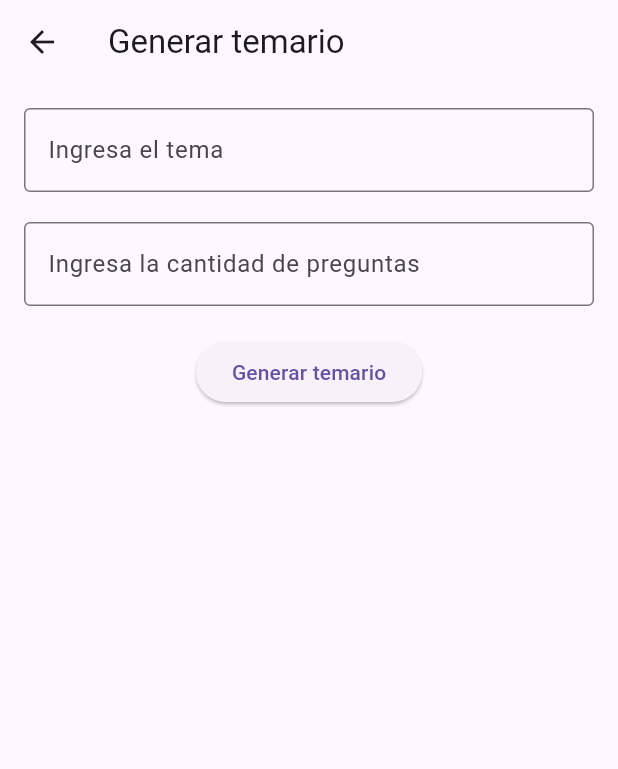
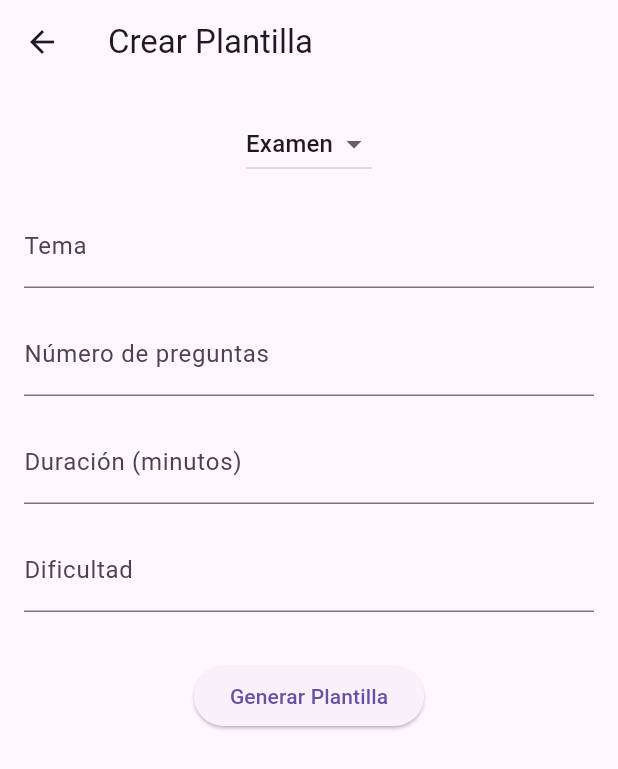
Before and after one commit to morganbyte/ia-docente-app, a Flutter app: the PlantillaScreen screen opened directly, after a tap on "Temarios", on a phone screen of 412 x 824 dp. Shown: the top 769 px of the screen. Run offline on Flutter 3.47's test engine with Material 3 defaults, Android fonts, the light colour scheme and no system bars; our stand-ins replace cloud_firestore, firebase_auth, firebase_core, google_sign_in; accounts and stored records are empty.

Commit message:
plantillas

```diff
--- a/flutter_application_1/lib/ui/screens/plantilla_form_screen.dart
+++ b/flutter_application_1/lib/ui/screens/plantilla_form_screen.dart
@@ -1,107 +1,174 @@
-import 'dart:convert';
+import 'package:flutter/material.dart';
+import '../../data/services/ia_service.dart'; // Asegúrate de que la ruta sea correcta
 
-import 'package:flutter/material.dart';
-import 'package:http/http.dart' as http;
-
-class PlantillaFormScreen extends StatefulWidget {
-  final String tipoPlantilla;
-  PlantillaFormScreen({required this.tipoPlantilla});
+class TemplateFormScreen extends StatefulWidget {
+  const TemplateFormScreen({super.key});
 
   @override
-  _PlantillaFormScreenState createState() => _PlantillaFormScreenState();
+  _TemplateFormScreenState createState() => _TemplateFormScreenState();
 }
 
-class _PlantillaFormScreenState extends State<PlantillaFormScreen> {
-  final TextEditingController _temaController = TextEditingController();
-  final TextEditingController _numeroPreguntasController =
-      TextEditingController();
-  final TextEditingController _dificultadController = TextEditingController();
-  String? PlantillaData;
+class _TemplateFormScreenState extends State<TemplateFormScreen> {
+  String _selectedTemplate = 'Examen';
+  final TextEditingController _topicController = TextEditingController();
+  final TextEditingController _numQuestionsController = TextEditingController();
+  final TextEditingController _durationController = TextEditingController();
+  final TextEditingController _difficultyController = TextEditingController();
+
+  bool _loading = false;
+
+  Future<void> _generateTemplate() async {
+    final topic = _topicController.text.trim();
+    final difficulty = _difficultyController.text.trim();
+    final duration = _durationController.text.trim();
+    final numQuestions = int.tryParse(_numQuestionsController.text.trim()) ?? 5;
+
+    if (topic.isEmpty) {
+      _showDialog('Por favor, ingresa un tema.');
+      return;
+    }
+
+    setState(() => _loading = true);
+
+    try {
+      // Construir el JSON dinámico
+      Map<String, dynamic> request = {
+        "model": "mistral",
+        "tema": topic,
+        "tipoPlantilla": _selectedTemplate.toLowerCase()
+      };
+
+      if (_selectedTemplate == 'Examen') {
+        request["numeroPreguntas"] = numQuestions;
+        request["dificultad"] = difficulty;
+        request["duracion"] = duration;
+      } else if (_selectedTemplate == 'Taller') {
+        request["actividades"] = difficulty; // actividades ingresadas en el campo de dificultad
+        request["duracion"] = duration;
+      } else if (_selectedTemplate == 'Temario') {
+        request["numeroLecciones"] = numQuestions;
+      }
+
+      // Enviar a la IA usando el servicio
+      final response = await DeepSeekService().getDeepSeekResponse(
+        topic,
+        _selectedTemplate.toLowerCase(),
+      );
+
+      _showDialog(response);
+    } catch (e) {
+      _showDialog("Ocurrió un error al generar la plantilla:\n$e");
+    } finally {
+      setState(() => _loading = false);
+    }
+  }
+
+  void _showDialog(String message) {
+    showDialog(
+      context: context,
+      builder: (_) => AlertDialog(
+        title: const Text("Resultado"),
+        content: SingleChildScrollView(child: Text(message)),
+        actions: [
+          TextButton(
+            onPressed: () => Navigator.pop(context),
+            child: const Text("Cerrar"),
+          )
+        ],
+      ),
+    );
+  }
 
   @override
   Widget build(BuildContext context) {
     return Scaffold(
-      appBar: AppBar(title: Text('Generar ${widget.tipoPlantilla}')),
-      body: Padding(
-        padding: const EdgeInsets.all(16.0),
+      appBar: AppBar(title: const Text("Crear Plantilla")),
+      body: SingleChildScrollView(
+        padding: const EdgeInsets.all(16),
         child: Column(
           children: [
-            TextFormField(
-              controller: _temaController,
-              decoration: InputDecoration(
-                labelText: 'Ingresa el tema',
-                border: OutlineInputBorder(),
+            DropdownButton<String>(
+              value: _selectedTemplate,
+              onChanged: (value) => setState(() => _selectedTemplate = value!),
+              items: <String>['Examen', 'Taller', 'Temario']
+                  .map((val) => DropdownMenuItem(value: val, child: Text(val)))
+                  .toList(),
+            ),
+            const SizedBox(height: 16),
+            TextField(
+              controller: _topicController,
+              decoration: const InputDecoration(
+                labelText: 'Tema',
+                hintText: 'Tema de la plantilla',
               ),
             ),
-            SizedBox(height: 20),
-            TextFormField(
-              controller: _numeroPreguntasController,
-              decoration: InputDecoration(
-                labelText: 'Ingresa la cantidad de preguntas',
-                border: OutlineInputBorder(),
+            const SizedBox(height: 16),
+
+            // Campos condicionales según tipo
+            if (_selectedTemplate == 'Examen') ...[
+              TextField(
+                controller: _numQuestionsController,
+                keyboardType: TextInputType.number,
+                decoration: const InputDecoration(
+                  labelText: 'Número de preguntas',
+                  hintText: 'Ej: 5',
+                ),
               ),
-            ),
-            SizedBox(height: 20),
+              const SizedBox(height: 16),
+              TextField(
+                controller: _durationController,
+                keyboardType: TextInputType.number,
+                decoration: const InputDecoration(
+                  labelText: 'Duración (minutos)',
+                  hintText: 'Ej: 60',
+                ),
+              ),
+              const SizedBox(height: 16),
+              TextField(
+                controller: _difficultyController,
+                decoration: const InputDecoration(
+                  labelText: 'Dificultad',
+                  hintText: 'Fácil, media, difícil',
+                ),
+              ),
+            ] else if (_selectedTemplate == 'Taller') ...[
+              TextField(
+                controller: _durationController,
+                keyboardType: TextInputType.number,
+                decoration: const InputDecoration(
+                  labelText: 'Duración (horas)',
+                  hintText: 'Ej: 2',
+                ),
+              ),
+              const SizedBox(height: 16),
+              TextField(
+                controller: _difficultyController,
+                decoration: const InputDecoration(
+                  labelText: 'Actividades',
+                  hintText: 'Actividades del taller',
+                ),
+              ),
+            ] else if (_selectedTemplate == 'Temario') ...[
+              TextField(
+                controller: _numQuestionsController,
+                keyboardType: TextInputType.number,
+                decoration: const InputDecoration(
+                  labelText: 'Lecciones',
+                  hintText: 'Número de lecciones',
+                ),
+              ),
+            ],
+
+            const SizedBox(height: 32),
             ElevatedButton(
-              onPressed: () {
-                _sendDataToAI();
-              },
-              child: Text('Generar ${widget.tipoPlantilla}'),
+              onPressed: _loading ? null : _generateTemplate,
+              child: _loading
+                  ? const CircularProgressIndicator()
+                  : const Text('Generar Plantilla'),
             ),
           ],
         ),
       ),
     );
   }
-
-  void _sendDataToAI() async {
-    final prompt = _temaController.text.trim();
-    final numeroPreguntas =
-        int.tryParse(_numeroPreguntasController.text.trim()) ?? 5;
-    final dificultad = _dificultadController.text.trim();
-
-    if (prompt.isEmpty) {
-      return;
-    }
-
-    Map<String, dynamic> requestData = {
-      'templateType': widget.tipoPlantilla,
-      'topic': prompt,
-    };
-
-    final response = await http.post(
-      Uri.parse('https://api.deepseek.com/generateTemplate'),
-      headers: {'Content-Type': 'application/json'},
-      body: jsonEncode(requestData),
-    );
-
-    if (response.statusCode == 200) {
-      setState(() {
-        PlantillaData = response.body;
-      });
-      // Mostrar la plantilla generada
-      _showGeneratedTemplate(PlantillaData!);
-    } else {
-      print('Error al generar plantilla');
-    }
-  }
-
-  void _showGeneratedTemplate(String plantilla) {
-    showDialog(
-      context: context,
-      builder:
-          (_) => AlertDialog(
-            title: Text('Plantilla Generada'),
-            content: Text(plantilla),
-            actions: [
-              TextButton(
-                onPressed: () {
-                  Navigator.pop(context);
-                },
-                child: Text('Cerrar'),
-              ),
-            ],
-          ),
-    );
-  }
 }
--- a/flutter_application_1/lib/ui/screens/plantilla_screen.dart
+++ b/flutter_application_1/lib/ui/screens/plantilla_screen.dart
@@ -31,7 +31,7 @@ class PlantillaScreen extends StatelessWidget {
             context,
             MaterialPageRoute(
               builder:
-                  (context) => PlantillaFormScreen(tipoPlantilla: templateType),
+                  (context) => TemplateFormScreen(),
             ),
           );
         },
```
Also changed, not shown: flutter_application_1/lib/data/services/ia_service.dart (+35 -11 lines).
